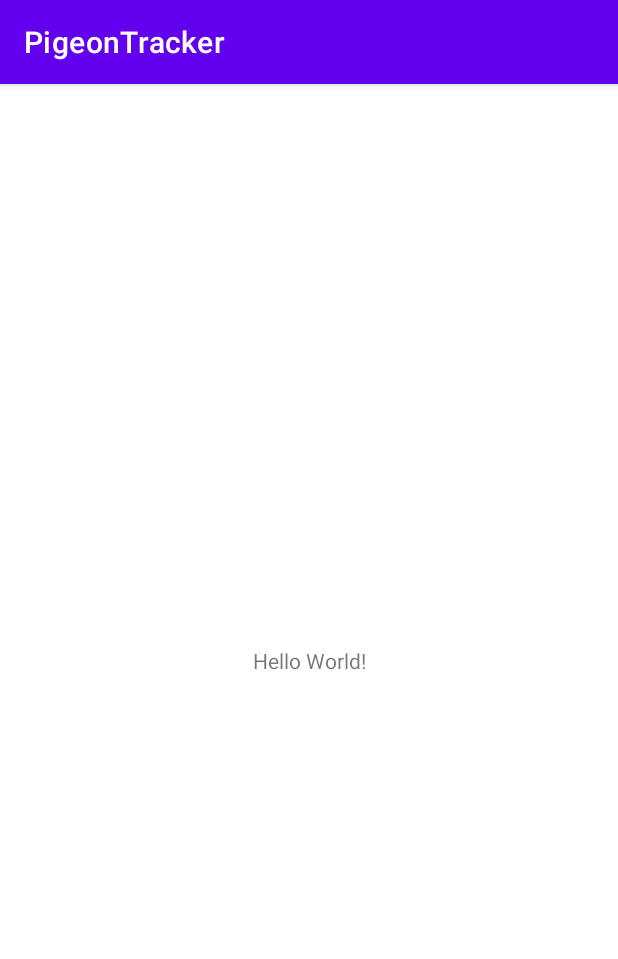
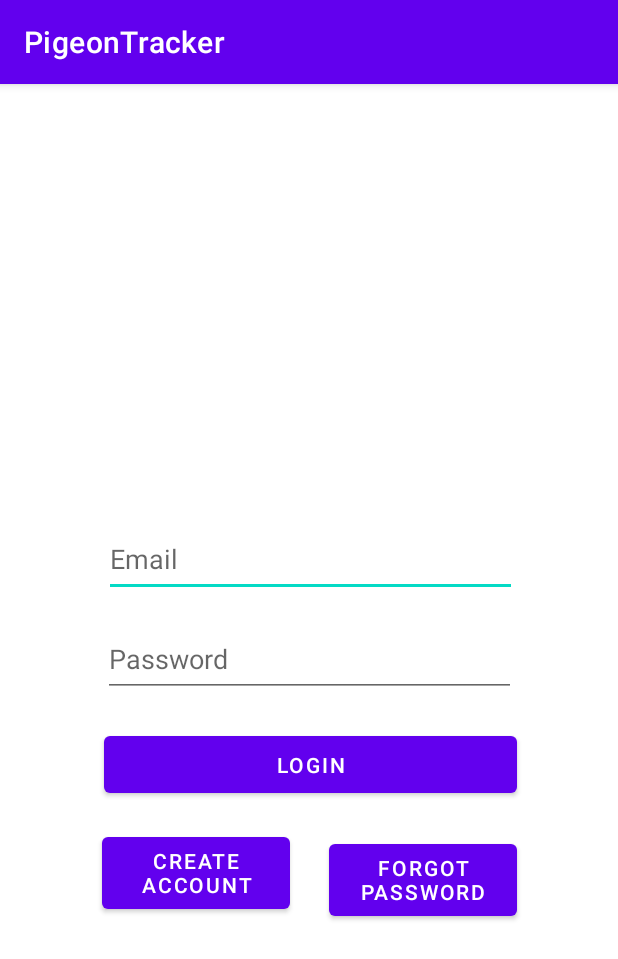
Before and after one commit to jonkoch68/Pigeon, an Android app: the screen it shows after launch (MainActivity), on a phone screen of 412 x 824 dp. Shown: the top 959 px of the screen. Run offline under Robolectric (Android 15) with nearby library versions, the phone set to English and light mode, and no system bars.

Commit message:
Added buttons to login screen

```diff
--- a/app/src/main/res/layout/activity_main.xml
+++ b/app/src/main/res/layout/activity_main.xml
@@ -6,13 +6,70 @@
     android:layout_height="match_parent"
     tools:context=".MainActivity">
 
-    <TextView
-        android:layout_width="wrap_content"
-        android:layout_height="wrap_content"
-        android:text="Hello World!"
-        app:layout_constraintBottom_toBottomOf="parent"
-        app:layout_constraintLeft_toLeftOf="parent"
-        app:layout_constraintRight_toRightOf="parent"
+    <EditText
+        android:id="@+id/editTextTextEmailAddress"
+        android:layout_width="275dp"
+        android:layout_height="50dp"
+        android:layout_marginTop="292dp"
+        android:ems="10"
+        android:hint="Email"
+        android:inputType="textEmailAddress"
+        app:layout_constraintEnd_toEndOf="parent"
+        app:layout_constraintHorizontal_bias="0.507"
+        app:layout_constraintStart_toStartOf="parent"
         app:layout_constraintTop_toTopOf="parent" />
 
+    <Button
+        android:id="@+id/button4"
+        android:layout_width="125dp"
+        android:layout_height="60dp"
+        android:layout_marginStart="68dp"
+        android:layout_marginTop="10dp"
+        android:text="Create Account"
+        app:layout_constraintBottom_toBottomOf="parent"
+        app:layout_constraintStart_toStartOf="parent"
+        app:layout_constraintTop_toBottomOf="@+id/Button_Login"
+        app:layout_constraintVertical_bias="0.034" />
+
+    <Button
+        android:id="@+id/button5"
+        android:layout_width="125dp"
+        android:layout_height="60dp"
+        android:layout_marginTop="22dp"
+        android:text="Forgot Password"
+        app:layout_constraintBottom_toBottomOf="parent"
+        app:layout_constraintEnd_toEndOf="parent"
+        app:layout_constraintHorizontal_bias="0.279"
+        app:layout_constraintStart_toEndOf="@+id/button4"
+        app:layout_constraintTop_toBottomOf="@+id/Button_Login"
+        app:layout_constraintVertical_bias="0.0" />
+
+    <Button
+        android:id="@+id/Button_Login"
+        android:layout_width="275dp"
+        android:layout_height="50dp"
+        android:layout_marginStart="156dp"
+        android:layout_marginTop="20dp"
+        android:layout_marginEnd="162dp"
+        android:text="Login"
+        app:layout_constraintBottom_toBottomOf="parent"
+        app:layout_constraintEnd_toEndOf="parent"
+        app:layout_constraintHorizontal_bias="0.478"
+        app:layout_constraintStart_toStartOf="parent"
+        app:layout_constraintTop_toBottomOf="@+id/editTextTextPassword"
+        app:layout_constraintVertical_bias="0.0" />
+
+    <EditText
+        android:id="@+id/editTextTextPassword"
+        android:layout_width="275dp"
+        android:layout_height="50dp"
+        android:ems="10"
+        android:hint="Password"
+        android:inputType="textPassword"
+        app:layout_constraintBottom_toBottomOf="parent"
+        app:layout_constraintEnd_toEndOf="parent"
+        app:layout_constraintStart_toStartOf="parent"
+        app:layout_constraintTop_toBottomOf="@+id/editTextTextEmailAddress"
+        app:layout_constraintVertical_bias="0.044" />
+
 </androidx.constraintlayout.widget.ConstraintLayout>
```
